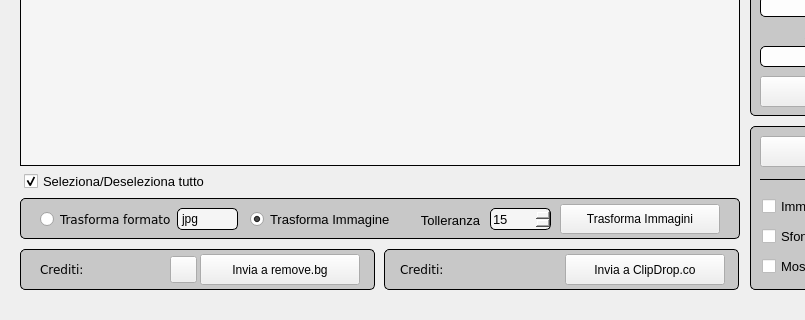
This is WindowWidgets/MainWindow/mainwindow.ui in RobertoRomolini/FotoMaster as Qt 5 draws it before an edit; both pictures show x 0 to 805 and y 410 to 730 of the 1270 by 730 pixel window. The edited form follows.
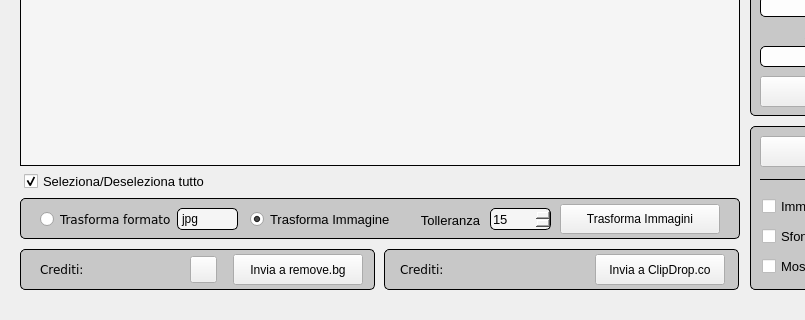
This is the edited form. Icons and pictures are not drawn. Custom widgets are drawn as their Qt base class.

Commit message: Add request to send images to clip drop

The edit to the form file:
```diff
--- a/WindowWidgets/MainWindow/mainwindow.ui
+++ b/WindowWidgets/MainWindow/mainwindow.ui
@@ -1169,9 +1169,9 @@
    <widget class="QPushButtonGreen" name="removeBg">
     <property name="geometry">
      <rect>
-      <x>200</x>
+      <x>233</x>
       <y>628</y>
-      <width>160</width>
+      <width>130</width>
       <height>31</height>
      </rect>
     </property>
@@ -1221,7 +1221,7 @@
      <rect>
       <x>100</x>
       <y>633</y>
-      <width>61</width>
+      <width>71</width>
       <height>21</height>
      </rect>
     </property>
@@ -1243,7 +1243,7 @@
    <widget class="QPushButtonBlue" name="refreshCrediti">
     <property name="geometry">
      <rect>
-      <x>170</x>
+      <x>190</x>
       <y>630</y>
       <width>27</width>
       <height>27</height>
@@ -1321,9 +1321,9 @@
    <widget class="QPushButtonGreen" name="sendToClipDrop">
     <property name="geometry">
      <rect>
-      <x>565</x>
+      <x>595</x>
       <y>628</y>
-      <width>160</width>
+      <width>130</width>
       <height>31</height>
      </rect>
     </property>
@@ -1353,7 +1353,31 @@
    <widget class="QLabel" name="clipDropCredits">
     <property name="geometry">
      <rect>
-      <x>470</x>
+      <x>460</x>
+      <y>633</y>
+      <width>51</width>
+      <height>21</height>
+     </rect>
+    </property>
+    <property name="font">
+     <font>
+      <family>Verdana</family>
+      <pointsize>10</pointsize>
+      <weight>75</weight>
+      <bold>true</bold>
+     </font>
+    </property>
+    <property name="text">
+     <string/>
+    </property>
+    <property name="alignment">
+     <set>Qt::AlignRight|Qt::AlignTrailing|Qt::AlignVCenter</set>
+    </property>
+   </widget>
+   <widget class="QLabel" name="clipDropCreditsUpdatedAt">
+    <property name="geometry">
+     <rect>
+      <x>520</x>
       <y>633</y>
       <width>71</width>
       <height>21</height>
```
Left out of the diff: 3 changed lines with no effect on the pictures. The commit also changes 12 other files.
